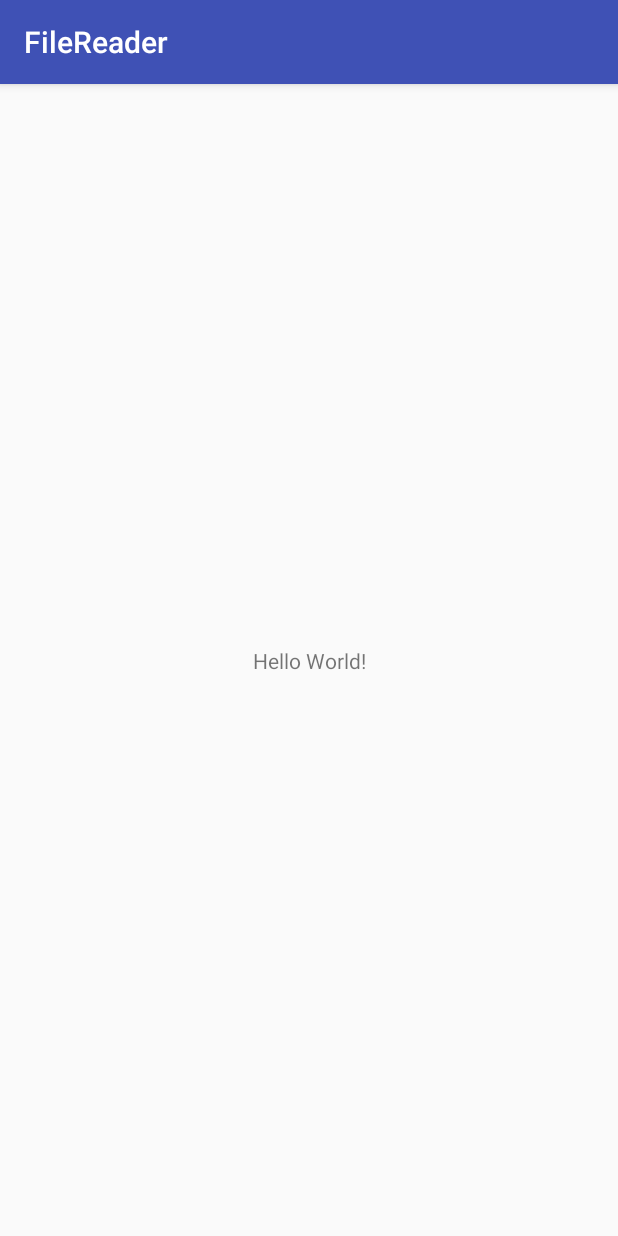
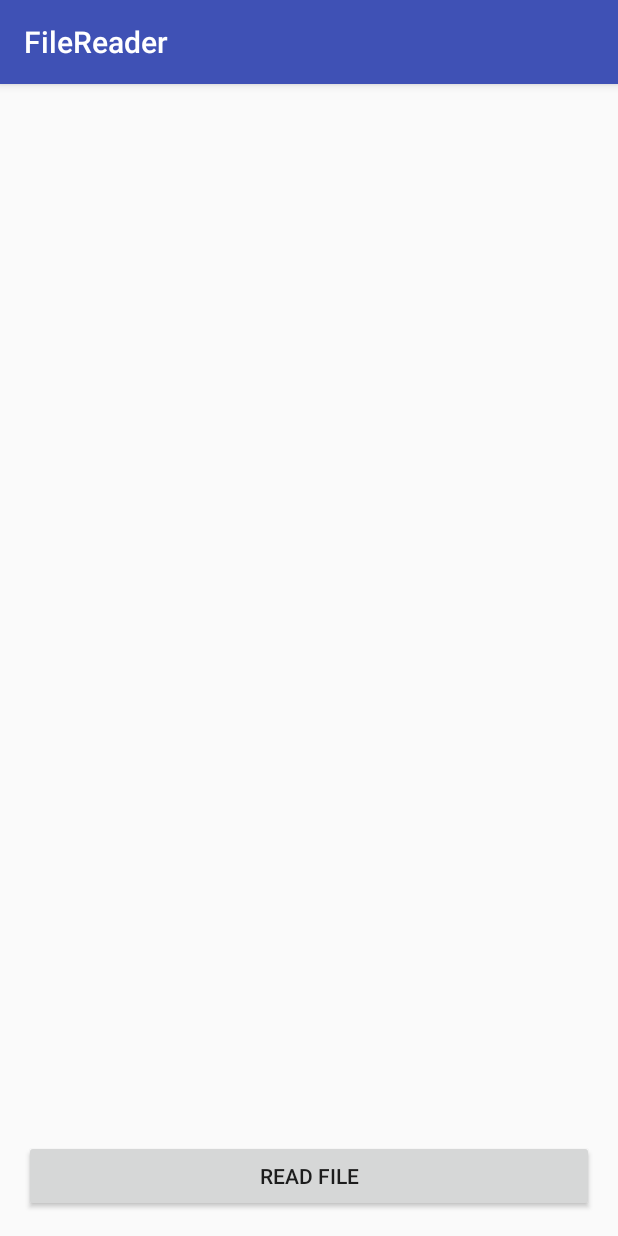
Before and after one commit to Bondes87/ShppCourseAndroid, an Android app: the screen it shows after launch (MainActivity), on a phone screen of 412 x 824 dp. Run offline under Robolectric (Android 15) with nearby library versions, the phone set to English and light mode, and no system bars.

Commit message:
Created a file layout

```diff
--- a/FileReader/app/src/main/res/layout/activity_main.xml
+++ b/FileReader/app/src/main/res/layout/activity_main.xml
@@ -8,12 +8,29 @@
     tools:context="com.dbondarenko.shpp.filereader.MainActivity">
 
     <TextView
+        android:id="@+id/textViewFileContents"
         android:layout_width="wrap_content"
         android:layout_height="wrap_content"
-        android:text="Hello World!"
+        android:layout_margin="16dp"
+        android:layout_marginBottom="8dp"
+        android:layout_marginTop="16dp"
+        android:textColor="@android:color/black"
+        android:textSize="14sp"
+        app:layout_constraintBottom_toTopOf="@+id/buttonReadFile"
+        app:layout_constraintLeft_toLeftOf="parent"
+        app:layout_constraintRight_toRightOf="parent"
+        app:layout_constraintTop_toTopOf="parent"
+        app:layout_constraintVertical_bias="0.0"
+        tools:text="Hello World!"/>
+
+    <Button
+        android:id="@+id/buttonReadFile"
+        android:layout_width="0dp"
+        android:layout_height="wrap_content"
+        android:layout_margin="16dp"
+        android:text="@string/read_file"
         app:layout_constraintBottom_toBottomOf="parent"
         app:layout_constraintLeft_toLeftOf="parent"
-        app:layout_constraintRight_toRightOf="parent"
-        app:layout_constraintTop_toTopOf="parent"/>
+        app:layout_constraintRight_toRightOf="parent"/>
 
 </android.support.constraint.ConstraintLayout>
--- a/FileReader/app/src/main/res/values/strings.xml
+++ b/FileReader/app/src/main/res/values/strings.xml
@@ -1,3 +1,5 @@
 <resources>
     <string name="app_name">FileReader</string>
+    <string name="read_file">Read File</string>
+    <string name="file_name">"poem.txt"</string>
 </resources>
```
Also changed, not shown: FileReader/app/src/main/assets/poem.txt (added, +26 -0 lines).
